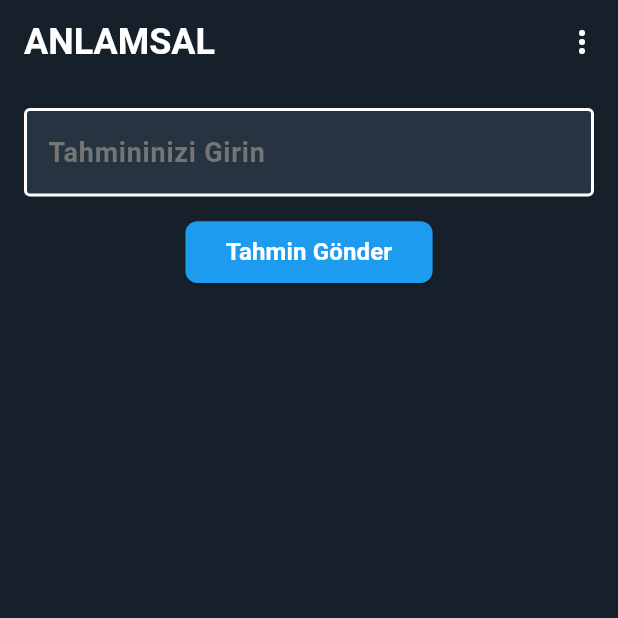
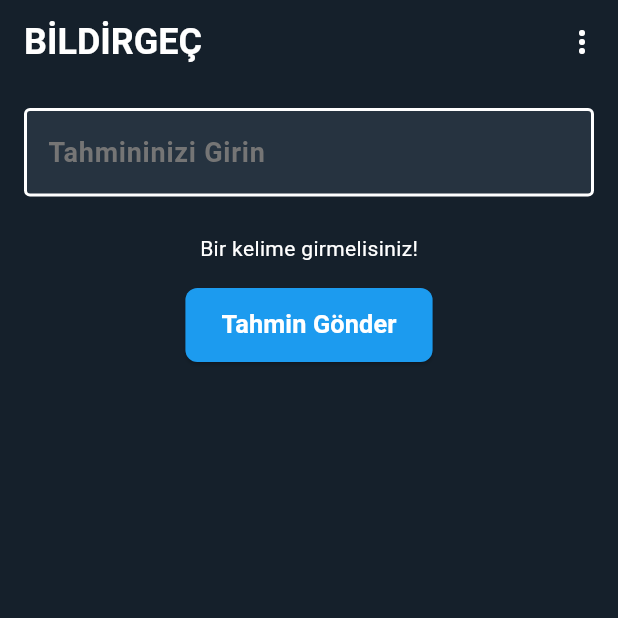
Before and after one commit to stanercelik/bildirgec-client, a Flutter app: the screen it shows after launch, after a tap on "Tahmin Gönder", on a phone screen of 412 x 824 dp, the top half of it. Run offline on Flutter 3.47's test engine with Material 3 defaults, Android fonts, the phone set to English and light mode, and no system bars; our stand-ins replace get.

Commit message:
Result Text-Filled Container-Error Handling

```diff
--- a/lib/controllers/guess_view_controller.dart
+++ b/lib/controllers/guess_view_controller.dart
@@ -2,6 +2,7 @@ import 'dart:async';
 import 'package:contexto_turkish/constants/api_constant.dart';
 import 'package:contexto_turkish/utils/show_how_to_dialog.dart';
 import 'package:flutter/material.dart';
+import 'package:flutter/services.dart';
 import 'package:get/get.dart';
 import 'package:http/http.dart' as http;
 import 'dart:convert';
@@ -11,69 +12,154 @@ class GuessViewController extends GetxController {
   var guesses = <Guess>[].obs;
   var guessText = ''.obs;
   var lastGuess = Guess(word: '', distance: 0).obs;
+  var errorMessage = ''.obs;
+  var isGameOver = false.obs;
+  var resultMessage = ''.obs;
 
+  void prepareResultMessage(bool gaveUp) {
+    String status = gaveUp
+        ? 'Bildirgec oynadım ama ${guesses.length} tahminden sonra pes ettim!'
+        : 'Bildirgec oynadım ve ${guesses.length}. tahminde doğru kelimeyi bulabildim!';
+
+    // Tahminlerin sınırlarına göre gruplandırılması
+    int greenGuesses = guesses.where((guess) => guess.distance <= 1000).length;
+    int orangeGuesses = guesses
+        .where((guess) => guess.distance <= 2500 && guess.distance > 1000)
+        .length;
+    int redGuesses = guesses.where((guess) => guess.distance > 2500).length;
+
+    // Maksimum 6 emoji olacak şekilde oranlara göre emoji sayısını belirliyoruz
+    int totalGuesses = greenGuesses + orangeGuesses + redGuesses;
+
+    int maxEmojis = 6;
+    int greenEmojiCount = (maxEmojis * greenGuesses / totalGuesses).round();
+    int orangeEmojiCount = (maxEmojis * orangeGuesses / totalGuesses).round();
+    int redEmojiCount = (maxEmojis * redGuesses / totalGuesses).round();
+
+    // Emojilerin gösterimi
+    String greenEmojis = '🟩' * greenEmojiCount;
+    String orangeEmojis = '🟧' * orangeEmojiCount;
+    String redEmojis = '🟥' * redEmojiCount;
+
+    // Tahmin sayılarını alt alta gösterecek şekilde düzenliyoruz
+    resultMessage.value = "$status\n\n"
+        "$greenEmojis $greenGuesses\n"
+        "$orangeEmojis $orangeGuesses\n"
+        "$redEmojis $redGuesses";
+  }
+
+  // Tahmin gönderme fonksiyonu
   Future<void> submitGuess(BuildContext context) async {
     final guessedWord = guessText.value.trim();
 
+    // Eğer tahmin boşsa işlemi sonlandır
     if (guessedWord.isEmpty) {
+      errorMessage.value = 'Bir kelime girmelisiniz!';
       return;
     }
 
+    // Kelimenin zaten listede olup olmadığını kontrol et
+    if (guesses.any((guess) => guess.word == guessedWord)) {
+      errorMessage.value = 'Bu kelime zaten listede mevcut!';
+      return;
+    }
+
+    try {
+      // API'ye istek gönderme
       final response = await http.post(
         Uri.parse('${APIConstant.apiDomain}/similarity'),
         headers: {'Content-Type': 'application/json'},
         body: jsonEncode({'word': guessedWord}),
       );
 
+      // Eğer istek başarılıysa
       if (response.statusCode == 200) {
         final responseData = jsonDecode(response.body);
-      final distance = responseData['distance'] as int;
 
-      final guess = Guess(word: guessedWord, distance: distance);
+        // `rank` değeri null değilse ve int tipindeyse
+        final rank = responseData['rank'];
+        if (rank != null && rank is int) {
+          // Hata mesajını temizle
+          errorMessage.value = '';
 
+          // Yeni tahmini listeye ekle
+          final guess = Guess(word: guessedWord, distance: rank);
           guesses.add(guess);
           lastGuess.value = guess;
+
+          // Tahminleri `rank` değerine göre sırala
           guesses.sort((a, b) => a.distance.compareTo(b.distance));
 
-      if (distance == 1) {
+          // Eğer rank 1 ise (doğru tahmin), anlamlarını göster
+          if (rank == 1) {
+            isGameOver.value = true; // Oyun bitti olarak işaretle
+            prepareResultMessage(false); // Doğru tahminle oyun bitti
+
             List<String> meanings =
                 (await getWordMeaning(guessedWord)).cast<String>();
+
+            // Anlamları birleştir ve string'e dönüştür
+            String combinedMeanings = meanings.join(', ');
+
             showHowToDialog(
-            context, guessedWord, meanings.toString(), Icons.abc_outlined);
+                context, guessedWord, combinedMeanings, Icons.abc_outlined);
           }
 
+          // Tahmin text alanını temizle
           guessText.value = '';
+        } else {
+          print('Error: Rank is null or not an integer');
+        }
+      } else if (response.statusCode == 400) {
+        // Kelime bulunamadı hatası durumunda kullanıcıya mesaj göster
+        errorMessage.value = 'Bu kelime bulunamadı, başka bir kelime deneyin!';
       } else {
         print('Error: ${response.statusCode}');
       }
+    } catch (e) {
+      print('Exception caught: $e');
+      errorMessage.value = 'Bir hata oluştu, lütfen tekrar deneyin.';
+    }
   }
 
+  // Pes etme fonksiyonu, gizli kelimeyi gösterir
   Future<void> giveUp() async {
+    try {
+      // API'den gizli kelimeyi al
       final response = await http.get(
         Uri.parse('${APIConstant.apiDomain}/reveal'),
         headers: {'Content-Type': 'application/json'},
       );
 
+      // Eğer istek başarılıysa
       if (response.statusCode == 200) {
         final responseData = jsonDecode(response.body);
         final hiddenWord = responseData['hidden_word'];
 
-      // Create a Guess object with distance 1 (since it's the hidden word)
+        // Gizli kelimeyi rank 1 ile tahmin olarak ekle
         final guess = Guess(word: hiddenWord, distance: 1);
-
         guesses.add(guess);
         lastGuess.value = guess;
+        isGameOver.value = true;
+        prepareResultMessage(true);
       } else {
         print('Error: ${response.statusCode}');
       }
+    } catch (e) {
+      print('Exception caught: $e');
+    }
   }
 
+  // Kelimenin anlamını getiren fonksiyon
   Future<List> getWordMeaning(String word) async {
+    try {
+      // Kelimenin anlamını almak için API'ye istek gönder
       final response = await http.get(
         Uri.parse('${APIConstant.apiDomain}/meaning?word=$word'),
         headers: {'Content-Type': 'application/json'},
       );
 
+      // Eğer istek başarılıysa anlamlarını döndür
       if (response.statusCode == 200) {
         final responseData = jsonDecode(response.body);
         final meanings = responseData['meanings'] as List;
@@ -82,30 +168,15 @@ class GuessViewController extends GetxController {
         print('Error: ${response.statusCode}, ${response.body}');
         return [];
       }
+    } catch (e) {
+      print('Exception caught: $e');
+      return [];
+    }
   }
 
-  // Show meaning in an alert dialog
-  void _showMeaningDialog(
-      BuildContext context, String word, List<String> meanings) {
-    showDialog(
-      context: context,
-      builder: (context) {
-        return AlertDialog(
-          title: Text('"$word anlamı:"'),
-          content: Column(
-            mainAxisSize: MainAxisSize.min,
-            children: meanings.map((meaning) => Text(meaning)).toList(),
-          ),
-          actions: [
-            TextButton(
-              child: const Text('Tamam'),
-              onPressed: () {
-                Navigator.of(context).pop();
-              },
-            ),
-          ],
-        );
-      },
-    );
+  void copyResult() {
+    Clipboard.setData(ClipboardData(text: resultMessage.value));
+    Get.snackbar('Başarılı', 'Sonuç kopyalandı!',
+        snackPosition: SnackPosition.TOP, backgroundColor: Colors.greenAccent);
   }
 }
--- a/lib/views/guess_screen.dart
+++ b/lib/views/guess_screen.dart
@@ -10,7 +10,7 @@ class GuessScreen extends StatelessWidget {
   @override
   Widget build(BuildContext context) {
     final controller = Get.put(GuessViewController());
-    var textFieldController = TextEditingController();
+    //var textFieldController = TextEditingController();
 
     double screenWidth = MediaQuery.of(context).size.width;
     double screenHeight = MediaQuery.of(context).size.height;
@@ -19,7 +19,7 @@ class GuessScreen extends StatelessWidget {
       backgroundColor: const Color(0xff15202B),
       appBar: AppBar(
         title: const Text(
-          'ANLAMSAL',
+          'BİLDİRGEÇ',
           style: TextStyle(
             color: Colors.white,
             fontWeight: FontWeight.bold,
@@ -50,7 +50,9 @@ class GuessScreen extends StatelessWidget {
                       Icons.question_answer_rounded);
                   break;
                 case 'giveUp':
+                  if (!controller.isGameOver.value) {
                     controller.giveUp();
+                  }
                   break;
                 case 'settings':
                   print("settings");
@@ -88,9 +90,10 @@ class GuessScreen extends StatelessWidget {
                     ],
                   ),
                 ),
-                const PopupMenuItem<String>(
+                PopupMenuItem<String>(
+                  enabled: !controller.isGameOver.value,
                   value: 'giveUp',
-                  child: Row(
+                  child: const Row(
                     children: [
                       Icon(Icons.flag_rounded, color: Colors.white),
                       SizedBox(width: 8),
@@ -164,10 +167,51 @@ class GuessScreen extends StatelessWidget {
             ),
             SizedBox(height: screenHeight * 0.02),
 
+            Obx(() => controller.isGameOver.value
+                ? Padding(
+                    padding: const EdgeInsets.all(16.0),
+                    child: Column(
+                      mainAxisAlignment: MainAxisAlignment.center,
+                      children: [
+                        // Sonuç mesajı
+                        Obx(() => Text(
+                              controller.resultMessage.value,
+                              style: const TextStyle(
+                                  color: Colors.white,
+                                  fontSize: 16,
+                                  fontWeight: FontWeight.bold),
+                              textAlign: TextAlign.start,
+                            )),
+                        const SizedBox(height: 20),
+                        // Kopyala butonu
+                        ElevatedButton(
+                          onPressed: controller.copyResult,
+                          child: const Text('Sonucu Kopyala'),
+                        ),
+                      ],
+                    ),
+                  )
+                : const SizedBox.shrink()),
+
+            // Hata mesajını göstermek için Obx kullanıyoruz
+            Obx(() => controller.errorMessage.isNotEmpty
+                ? Padding(
+                    padding: const EdgeInsets.only(top: 8.0),
+                    child: Text(
+                      controller.errorMessage.value,
+                      style: const TextStyle(color: Colors.white),
+                    ),
+                  )
+                : const SizedBox.shrink()),
+
+            SizedBox(height: screenHeight * 0.02),
+
             // Guess Button
-            SizedBox(
+            controller.isGameOver.value
+                ? const SizedBox.shrink()
+                : SizedBox(
                     width: screenWidth * 0.4,
-              height: screenHeight * 0.05,
+                    height: screenHeight * 0.06,
                     child: ElevatedButton(
                       style: ElevatedButton.styleFrom(
                         backgroundColor: const Color(0xff1C9BEF),
@@ -179,11 +223,17 @@ class GuessScreen extends StatelessWidget {
                         controller.submitGuess(context);
                         controller.guessText.value = '';
                       },
-                child: const Text('Tahmin Gönder',
+                      child: const FittedBox(
+                        fit: BoxFit.scaleDown, // Metni sığdırmak için
+                        child: Text(
+                          'Tahmin Gönder',
                           style: TextStyle(
                             color: Colors.white,
                             fontWeight: FontWeight.bold,
-                        fontSize: 16)),
+                            fontSize: 18, // Varsayılan yazı boyutu
+                          ),
+                        ),
+                      ),
                     ),
                   ),
             SizedBox(height: screenHeight * 0.02),
```
Also changed, not shown: lib/views/guess_list_item.dart (+13 -5 lines). Lines whose indentation alone changed are shown as unchanged.
